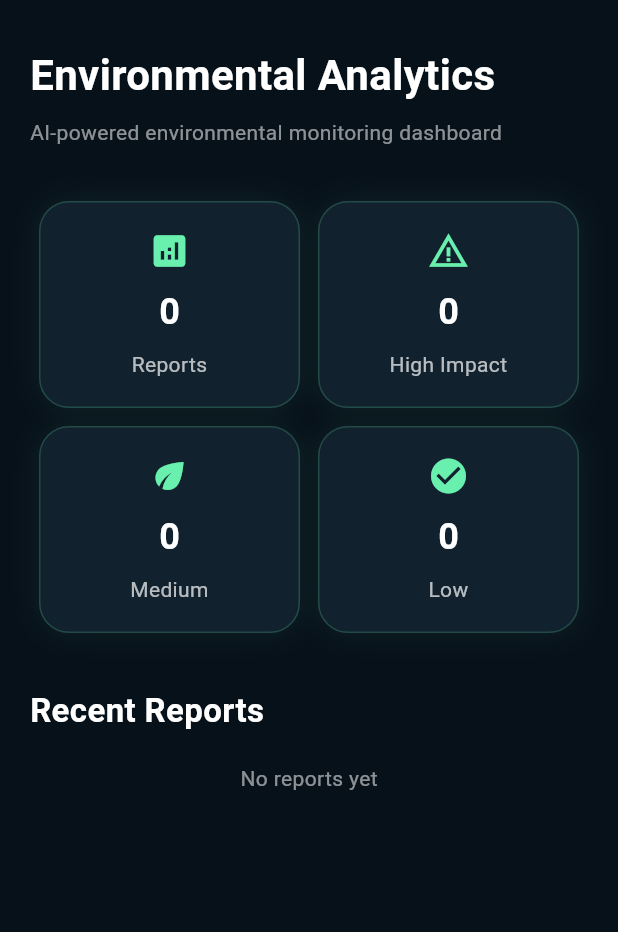
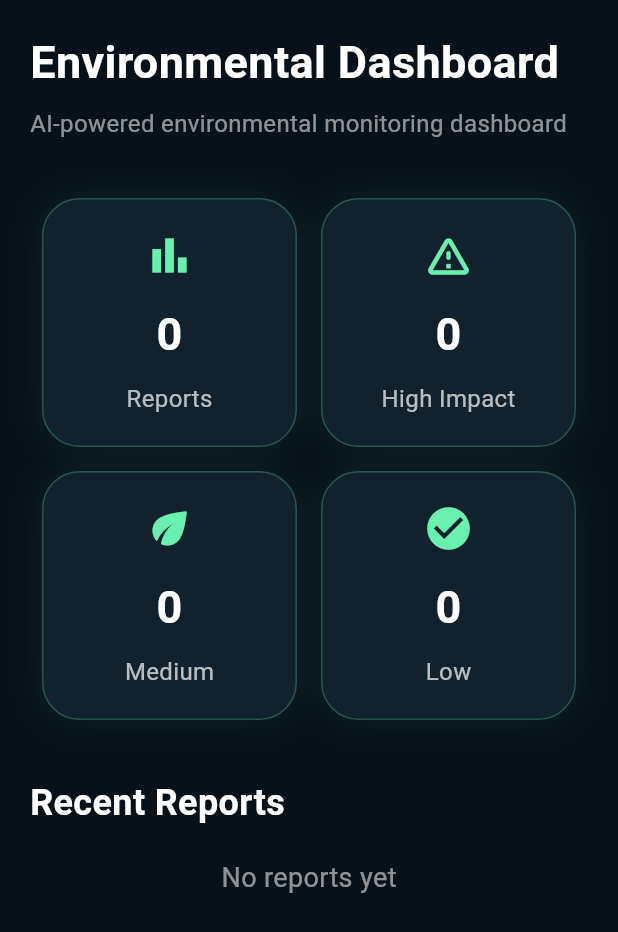
Before and after one commit to Juanp-lucero/ecoscan_IA, a Flutter app: the DashboardScreen screen opened directly, on a phone screen of 412 x 824 dp. Shown: the top 932 px of the screen. Run offline on Flutter 3.47's test engine with Material 3 defaults, Android fonts, the light colour scheme and no system bars; our stand-ins replace fl_chart, flutter_riverpod, geolocator, google_maps_flutter, image_picker, supabase_flutter; accounts and stored records are empty.

Commit message:
corrigiendo estadisticas

```diff
--- a/lib/screens/dashboard_screen.dart
+++ b/lib/screens/dashboard_screen.dart
@@ -22,7 +22,6 @@ class _DashboardScreenState extends State<DashboardScreen> {
   @override
   void initState() {
     super.initState();
-
     loadReports();
   }
 
@@ -33,7 +32,7 @@ class _DashboardScreenState extends State<DashboardScreen> {
     int medium = 0;
     int low = 0;
 
-    for (final report in data) {
+    for (var report in data) {
       final impact =
           (report['impact'] ?? '').toString().toLowerCase();
 
@@ -58,29 +57,28 @@ class _DashboardScreenState extends State<DashboardScreen> {
     });
   }
 
-  Widget buildMetricCard({
+  Widget statCard({
     required String title,
     required String value,
     required IconData icon,
   }) {
     return Expanded(
       child: Container(
-        margin: const EdgeInsets.all(6),
-        padding: const EdgeInsets.all(18),
+        margin: const EdgeInsets.all(8),
+        padding: const EdgeInsets.all(20),
 
         decoration: BoxDecoration(
           color: const Color(0xFF11212D),
-
-          borderRadius: BorderRadius.circular(20),
+          borderRadius: BorderRadius.circular(25),
 
           border: Border.all(
-            color: Colors.greenAccent.withOpacity(0.2),
+            color: Colors.greenAccent.withOpacity(0.25),
           ),
 
           boxShadow: [
             BoxShadow(
               color: Colors.greenAccent.withOpacity(0.08),
-              blurRadius: 15,
+              blurRadius: 20,
             ),
           ],
         ),
@@ -90,27 +88,27 @@ class _DashboardScreenState extends State<DashboardScreen> {
             Icon(
               icon,
               color: Colors.greenAccent,
-              size: 28,
+              size: 34,
+            ),
+
+            const SizedBox(height: 14),
+
+            Text(
+              value,
+              style: const TextStyle(
+                color: Colors.white,
+                fontSize: 30,
+                fontWeight: FontWeight.bold,
+              ),
             ),
 
             const SizedBox(height: 10),
 
             Text(
-              value,
-              style: const TextStyle(
-                color: Colors.white,
-                fontSize: 24,
-                fontWeight: FontWeight.bold,
-              ),
-            ),
-
-            const SizedBox(height: 8),
-
-            Text(
               title,
-              textAlign: TextAlign.center,
               style: const TextStyle(
                 color: Colors.white70,
+                fontSize: 16,
               ),
             ),
           ],
@@ -119,14 +117,13 @@ class _DashboardScreenState extends State<DashboardScreen> {
     );
   }
 
-  Widget buildReportCard(Map<String, dynamic> report) {
+  Widget reportCard(Map<String, dynamic> report) {
     return Container(
-      margin: const EdgeInsets.only(bottom: 16),
+      margin: const EdgeInsets.only(bottom: 15),
       padding: const EdgeInsets.all(18),
 
       decoration: BoxDecoration(
         color: const Color(0xFF11212D),
-
         borderRadius: BorderRadius.circular(20),
 
         border: Border.all(
@@ -146,13 +143,12 @@ class _DashboardScreenState extends State<DashboardScreen> {
             ),
           ),
 
-          const SizedBox(height: 10),
+          const SizedBox(height: 8),
 
           Text(
             report['impact'] ?? '',
             style: const TextStyle(
               color: Colors.orangeAccent,
-              fontWeight: FontWeight.bold,
             ),
           ),
 
@@ -164,16 +160,6 @@ class _DashboardScreenState extends State<DashboardScreen> {
               color: Colors.white70,
             ),
           ),
-
-          const SizedBox(height: 10),
-
-          Text(
-            report['created_at'] ?? '',
-            style: const TextStyle(
-              color: Colors.white38,
-              fontSize: 12,
-            ),
-          ),
         ],
       ),
     );
@@ -182,9 +168,10 @@ class _DashboardScreenState extends State<DashboardScreen> {
   @override
   Widget build(BuildContext context) {
     if (isLoading) {
-      return const Center(
-        child: CircularProgressIndicator(
-          color: Colors.greenAccent,
+      return const Scaffold(
+        backgroundColor: Color(0xFF07111A),
+        body: Center(
+          child: CircularProgressIndicator(),
         ),
       );
     }
@@ -192,21 +179,16 @@ class _DashboardScreenState extends State<DashboardScreen> {
     return Scaffold(
       backgroundColor: const Color(0xFF07111A),
 
-      body: RefreshIndicator(
-        color: Colors.greenAccent,
-        onRefresh: loadReports,
-
+      body: SafeArea(
         child: ListView(
           padding: const EdgeInsets.all(20),
 
           children: [
-            const SizedBox(height: 10),
-
             const Text(
-              "Environmental Analytics",
+              "Environmental Dashboard",
               style: TextStyle(
                 color: Colors.white,
-                fontSize: 28,
+                fontSize: 30,
                 fontWeight: FontWeight.bold,
               ),
             ),
@@ -217,6 +199,7 @@ class _DashboardScreenState extends State<DashboardScreen> {
               "AI-powered environmental monitoring dashboard",
               style: TextStyle(
                 color: Colors.white54,
+                fontSize: 16,
               ),
             ),
 
@@ -224,29 +207,29 @@ class _DashboardScreenState extends State<DashboardScreen> {
 
             Row(
               children: [
-                buildMetricCard(
+                statCard(
                   title: "Reports",
                   value: totalReports.toString(),
-                  icon: Icons.analytics,
+                  icon: Icons.bar_chart,
                 ),
 
-                buildMetricCard(
+                statCard(
                   title: "High Impact",
                   value: highImpact.toString(),
-                  icon: Icons.warning_amber,
+                  icon: Icons.warning_amber_rounded,
                 ),
               ],
             ),
 
             Row(
               children: [
-                buildMetricCard(
+                statCard(
                   title: "Medium",
                   value: mediumImpact.toString(),
                   icon: Icons.eco,
                 ),
 
-                buildMetricCard(
+                statCard(
                   title: "Low",
                   value: lowImpact.toString(),
                   icon: Icons.check_circle,
@@ -260,7 +243,7 @@ class _DashboardScreenState extends State<DashboardScreen> {
               "Recent Reports",
               style: TextStyle(
                 color: Colors.white,
-                fontSize: 22,
+                fontSize: 24,
                 fontWeight: FontWeight.bold,
               ),
             ),
@@ -273,11 +256,12 @@ class _DashboardScreenState extends State<DashboardScreen> {
                   "No reports yet",
                   style: TextStyle(
                     color: Colors.white54,
+                    fontSize: 18,
                   ),
                 ),
               ),
 
-            ...reports.map(buildReportCard),
+            ...reports.map(reportCard),
           ],
         ),
       ),
```
